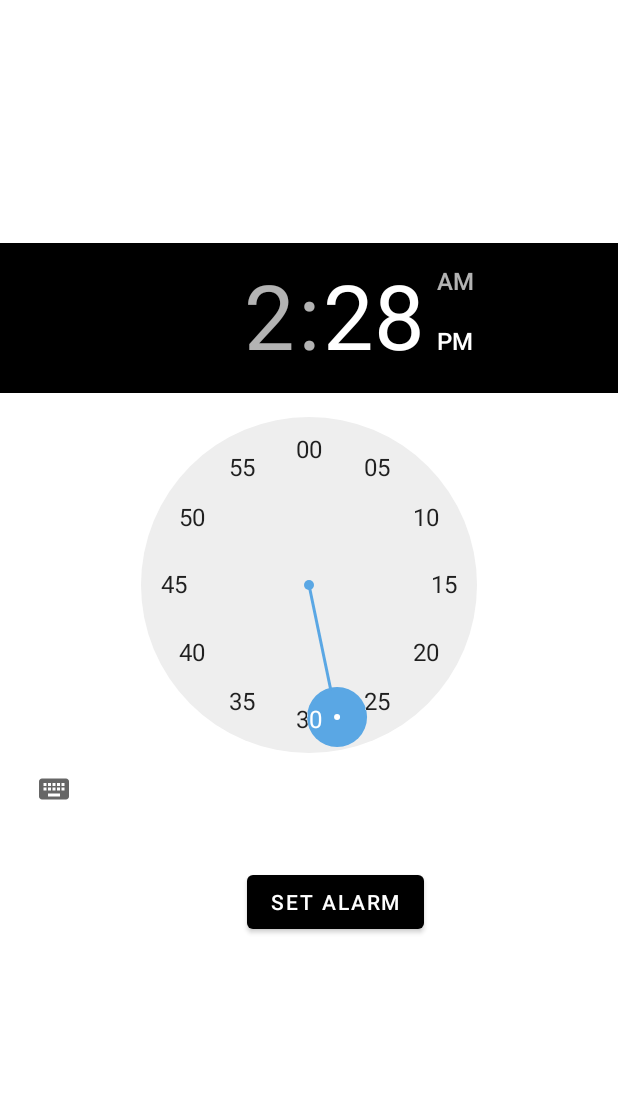
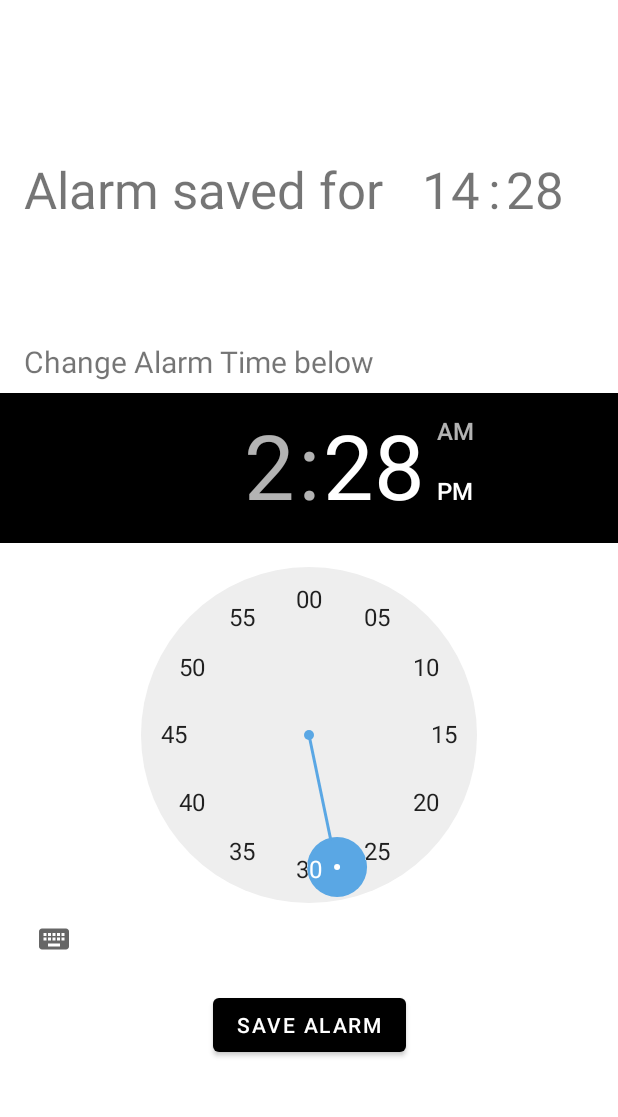
Before and after one commit to brendonrodrigues1999/My-Smart-Bedroom, an Android app: the AlarmSettingFragment screen opened through its navigation route, after a tap on "28", on a phone screen of 412 x 824 dp, the part 60-1177 px from its top. Run offline under Robolectric (Android 15) with nearby library versions, the phone set to English and light mode, and no system bars; our stand-ins replace Firebase (no records; nobody signed in at launch, a user with empty details on screens opened directly), navigation-ui; 2 statements that could not run were skipped; 3 other taps on this screen came first.

Commit message:
Android: updates to nightmode and changed alarm configuration flow

```diff
--- a/app/src/main/java/com/example/mysmartbedroom/AlarmSettingFragment.kt
+++ b/app/src/main/java/com/example/mysmartbedroom/AlarmSettingFragment.kt
@@ -12,11 +12,15 @@ import android.view.LayoutInflater
 import android.view.View
 import android.view.ViewGroup
 import android.widget.Button
+import android.widget.TextView
 import android.widget.TimePicker
 import android.widget.Toast
 import androidx.core.content.ContextCompat.getSystemService
 import com.example.mysmartbedroom.classes.MyAlarm
 import com.example.mysmartbedroom.classes.OpenCurtains
+import com.google.firebase.auth.FirebaseAuth
+import com.google.firebase.firestore.DocumentReference
+import com.google.firebase.firestore.FirebaseFirestore
 import java.util.*
 
 // TODO: Rename parameter arguments, choose names that match
@@ -33,6 +37,8 @@ class AlarmSettingFragment : Fragment() {
     // TODO: Rename and change types of parameters
     private var param1: String? = null
     private var param2: String? = null
+    private lateinit var auth: FirebaseAuth
+    private lateinit var fStore: FirebaseFirestore
 
     override fun onCreate(savedInstanceState: Bundle?) {
         super.onCreate(savedInstanceState)
@@ -47,59 +53,33 @@ class AlarmSettingFragment : Fragment() {
         savedInstanceState: Bundle?
     ): View? {
         val view = inflater.inflate(R.layout.fragment_alarm_setting, container, false)
+        auth = FirebaseAuth.getInstance()
+        fStore = FirebaseFirestore.getInstance()
+        val doc: DocumentReference = fStore.collection("Users").document(auth.currentUser?.uid.toString())
         val calender: Calendar = Calendar.getInstance()
         val timePicker = view.findViewById<TimePicker>(R.id.timePicker)
         val btnSetAlarm = view.findViewById<Button>(R.id.setAlarmBtn)
+        val alarmMinute = view.findViewById<TextView>(R.id.alarmMinute)
+        val alarmHour = view.findViewById<TextView>(R.id.alarmHour)
         val openCurtainsTime = 600000
+        doc.collection("Bedroom Settings").document("NightModeSettings")
+            .get().addOnSuccessListener {
+                alarmHour.text = it.data?.get("AlarmHour").toString()
+                alarmMinute.text = it.data?.get("AlarmMinute").toString()
+            }
         btnSetAlarm.setOnClickListener{
-            val calender: Calendar = Calendar.getInstance()
             if(Build.VERSION.SDK_INT >= 23){
-                calender.set(
-                    calender.get(Calendar.YEAR),
-                    calender.get(Calendar.MONTH),
-                    calender.get(Calendar.DAY_OF_MONTH),
-                    timePicker.hour,
-                    timePicker.minute,
-                    0
-                )
-            }else {
-                calender.set(
-                    calender.get(Calendar.YEAR),
-                    calender.get(Calendar.MONTH),
-                    calender.get(Calendar.DAY_OF_MONTH),
-                    timePicker.currentHour,
-                    timePicker.currentMinute,
-                    0
-                )
+                alarmHour.text = timePicker.hour.toString()
+                alarmMinute.text = timePicker.minute.toString()
+            }else{
+                alarmHour.text = timePicker.currentHour.toString()
+                alarmMinute.text = timePicker.currentMinute.toString()
             }
-            setOpenCurtainsAlarm(calender.timeInMillis-openCurtainsTime)
-            setAlarm(calender.timeInMillis)
+            doc.collection("Bedroom Settings").document("NightModeSettings")
+                .update(hashMapOf("AlarmHour" to alarmHour.text, "AlarmMinute" to alarmMinute.text) as Map<String, Any>)
+            Toast.makeText(activity,"Alarm saved",Toast.LENGTH_LONG).show()
         }
         return view
-    }
-
-    private fun setOpenCurtainsAlarm(time: Long) {
-        val openCurtains = activity?.getSystemService(Context.ALARM_SERVICE) as AlarmManager
-        val intent = Intent(activity,OpenCurtains::class.java)
-        val pendingIntent = PendingIntent.getBroadcast(activity,0,intent,0)
-        openCurtains.set(
-            AlarmManager.RTC_WAKEUP,
-            time,
-            pendingIntent
-        )
-    }
-
-    fun setAlarm(timeInMillis: Long) {
-        val wakeup_alarm = activity?.getSystemService(Context.ALARM_SERVICE) as AlarmManager
-        val intent = Intent(activity,MyAlarm::class.java)
-        val pendingIntent = PendingIntent.getBroadcast(activity,1,intent,0)
-        wakeup_alarm.setRepeating(
-            AlarmManager.RTC_WAKEUP,
-            timeInMillis,
-            AlarmManager.INTERVAL_DAY,
-            pendingIntent
-        )
-        Toast.makeText(activity,"Alarm is Set",Toast.LENGTH_LONG).show()
     }
 
     companion object {
--- a/app/src/main/java/com/example/mysmartbedroom/RegisterUserActivity.kt
+++ b/app/src/main/java/com/example/mysmartbedroom/RegisterUserActivity.kt
@@ -40,7 +40,7 @@ class RegisterUserActivity : AppCompatActivity() {
                             doc.set(user as Map<String, Any>).addOnCompleteListener(this) { task ->
                                 if (task.isSuccessful) {
                                     val nightmode = hashMapOf("Lights" to "disabled" , "Curtains" to "disabled" ,
-                                        "Music" to "disabled" , "Door_Locks" to "disabled" , "Heater"  to "disabled" , "AC" to "disabled")
+                                        "Music" to "disabled" , "Door_Locks" to "disabled" , "Heater"  to "disabled" , "AC" to "disabled", "AlarmHour" to 0, "AlarmMinute" to 0)
                                     val doc2 = doc.collection("Bedroom Settings").document("NightModeSettings")
                                     doc2.set(nightmode as Map<String,Any>).addOnCompleteListener(this) { task ->
                                         if (task.isSuccessful) {
@@ -50,8 +50,8 @@ class RegisterUserActivity : AppCompatActivity() {
                                             ref.child("Temperature").setValue(0)
                                             ref.child("Music").setValue("off")
                                             ref.child("Door_Locks").setValue("locked")
-                                            ref.child("Heater").setValue("0")
-                                            ref.child("AC").setValue("0")
+                                            ref.child("Heater").setValue("off")
+                                            ref.child("AC").setValue("off")
                                             ref.child("Night_Mode").setValue("off")
                                             Toast.makeText(this,"User Added!", Toast.LENGTH_SHORT).show()
                                             startActivity(Intent(applicationContext, MainActivity::class.java))
--- a/app/src/main/java/com/example/mysmartbedroom/classes/OpenCurtains.kt
+++ b/app/src/main/java/com/example/mysmartbedroom/classes/OpenCurtains.kt
@@ -14,6 +14,6 @@ class OpenCurtains : BroadcastReceiver() {
         auth = FirebaseAuth.getInstance()
         val ref = FirebaseDatabase.getInstance().getReference(auth.currentUser?.uid.toString())
         ref.child("Curtains").setValue("open")
-        Toast.makeText(p0,"Alarm is Set",Toast.LENGTH_LONG).show()
+        ref.child("Night_Mode").setValue("off")
     }
 }
--- a/app/src/main/res/layout/fragment_alarm_setting.xml
+++ b/app/src/main/res/layout/fragment_alarm_setting.xml
@@ -11,21 +11,73 @@
         android:id="@+id/timePicker"
         android:layout_width="0dp"
         android:layout_height="wrap_content"
-        android:layout_marginTop="146dp"
+        android:layout_marginBottom="134dp"
         android:headerBackground="@color/black"
         android:numbersSelectorColor="#5AA7E4"
+        app:layout_constraintBottom_toBottomOf="parent"
         app:layout_constraintEnd_toEndOf="parent"
-        app:layout_constraintStart_toStartOf="parent"
-        app:layout_constraintTop_toTopOf="parent" />
+        app:layout_constraintStart_toStartOf="parent" />
 
     <Button
         android:id="@+id/setAlarmBtn"
         android:layout_width="wrap_content"
         android:layout_height="wrap_content"
-        android:layout_marginTop="27dp"
-        android:layout_marginEnd="129dp"
-        android:text="Set Alarm"
-        app:layout_constraintEnd_toEndOf="@+id/timePicker"
+        android:layout_marginTop="9dp"
+        android:text="Save Alarm"
+        app:layout_constraintEnd_toEndOf="parent"
+        app:layout_constraintStart_toStartOf="parent"
         app:layout_constraintTop_toBottomOf="@+id/timePicker" />
 
+    <TextView
+        android:id="@+id/textView11"
+        android:layout_width="wrap_content"
+        android:layout_height="wrap_content"
+        android:layout_marginStart="16dp"
+        android:text="Alarm saved for"
+        android:textSize="34sp"
+        app:layout_constraintBaseline_toBaselineOf="@+id/alarmHour"
+        app:layout_constraintStart_toStartOf="parent" />
+
+    <TextView
+        android:id="@+id/textView14"
+        android:layout_width="wrap_content"
+        android:layout_height="wrap_content"
+        android:layout_marginTop="87dp"
+        android:layout_marginEnd="4dp"
+        android:text=":"
+        android:textSize="34sp"
+        app:layout_constraintEnd_toStartOf="@+id/alarmMinute"
+        app:layout_constraintTop_toTopOf="parent" />
+
+    <TextView
+        android:id="@+id/alarmMinute"
+        android:layout_width="wrap_content"
+        android:layout_height="wrap_content"
+        android:layout_marginEnd="36dp"
+        android:text="00"
+        android:textSize="34sp"
+        app:layout_constraintBaseline_toBaselineOf="@+id/textView14"
+        app:layout_constraintEnd_toEndOf="parent" />
+
+    <TextView
+        android:id="@+id/alarmHour"
+        android:layout_width="wrap_content"
+        android:layout_height="wrap_content"
+        android:layout_marginEnd="5dp"
+        android:text="00"
+        android:textSize="34sp"
+        app:layout_constraintBaseline_toBaselineOf="@+id/textView14"
+        app:layout_constraintEnd_toStartOf="@+id/textView14" />
+
+    <TextView
+        android:id="@+id/textView16"
+        android:layout_width="wrap_content"
+        android:layout_height="wrap_content"
+        android:layout_marginStart="16dp"
+        android:layout_marginBottom="7dp"
+        android:text="Change Alarm Time below"
+        android:textSize="20sp"
+        app:layout_constraintBottom_toTopOf="@+id/timePicker"
+        app:layout_constraintStart_toStartOf="parent" />
+
 </androidx.constraintlayout.widget.ConstraintLayout>
--- a/app/src/main/res/layout/fragment_curtains_control.xml
+++ b/app/src/main/res/layout/fragment_curtains_control.xml
@@ -10,6 +10,6 @@
     <TextView
         android:layout_width="match_parent"
         android:layout_height="match_parent"
-        android:text="@string/hello_blank_fragment" />
+        android:text="curtains" />
 
 </FrameLayout>
--- a/app/src/main/res/layout/fragment_door_locks_control.xml
+++ b/app/src/main/res/layout/fragment_door_locks_control.xml
@@ -10,6 +10,6 @@
     <TextView
         android:layout_width="match_parent"
         android:layout_height="match_parent"
-        android:text="@string/hello_blank_fragment" />
+        android:text="hello doorlocks" />
 
 </FrameLayout>
--- a/app/src/main/res/layout/fragment_lights_control.xml
+++ b/app/src/main/res/layout/fragment_lights_control.xml
@@ -6,10 +6,10 @@
     tools:context=".LightsControlFragment"
     android:id="@+id/menuLights">
 
-    <!-- TODO: Update blank fragment layout -->
+
     <TextView
         android:layout_width="match_parent"
         android:layout_height="match_parent"
-        android:text="@string/hello_blank_fragment" />
+        android:text="hello lights" />
 
 </FrameLayout>
```
Also changed, not shown: app/src/main/java/com/example/mysmartbedroom/DashboardFragment.kt (+47 -1 lines).
